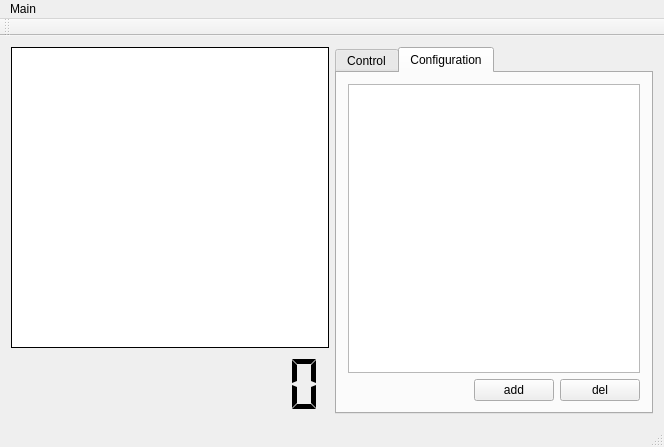
The window that mainwindow.ui (drogenlied/QIYPTClock) describes before a commit, drawn with Qt 5.
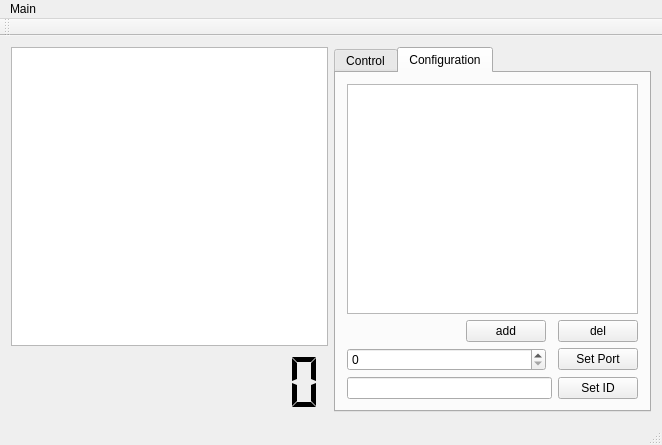
The same window after the commit. The open tabs and pages were chosen to show the change. Custom widgets are drawn as their Qt base class.

The edit to the form file:
```diff
--- a/mainwindow.ui
+++ b/mainwindow.ui
@@ -6,8 +6,8 @@
    <rect>
     <x>0</x>
     <y>0</y>
-    <width>664</width>
-    <height>447</height>
+    <width>662</width>
+    <height>445</height>
    </rect>
   </property>
   <property name="windowTitle">
@@ -26,7 +26,7 @@
          </sizepolicy>
         </property>
         <property name="frameShape">
-         <enum>QFrame::Box</enum>
+         <enum>QFrame::StyledPanel</enum>
         </property>
         <property name="frameShadow">
          <enum>QFrame::Plain</enum>
@@ -155,8 +155,8 @@
          </widget>
         </item>
         <item>
-         <layout class="QHBoxLayout" name="horizontalLayout_2">
-          <item>
+         <layout class="QGridLayout" name="gridLayout_2">
+          <item row="0" column="0">
            <spacer name="horizontalSpacer">
             <property name="orientation">
              <enum>Qt::Horizontal</enum>
@@ -169,20 +169,40 @@
             </property>
            </spacer>
           </item>
-          <item>
+          <item row="0" column="1">
            <widget class="QPushButton" name="delButton">
             <property name="text">
              <string>add</string>
             </property>
            </widget>
           </item>
-          <item>
+          <item row="0" column="3">
            <widget class="QPushButton" name="addButton">
             <property name="text">
              <string>del</string>
             </property>
            </widget>
           </item>
+          <item row="1" column="0" colspan="2">
+           <widget class="QSpinBox" name="portBox"/>
+          </item>
+          <item row="1" column="3">
+           <widget class="QPushButton" name="portButton">
+            <property name="text">
+             <string>Set Port</string>
+            </property>
+           </widget>
+          </item>
+          <item row="2" column="0" colspan="3">
+           <widget class="QLineEdit" name="idLineEdit"/>
+          </item>
+          <item row="2" column="3">
+           <widget class="QPushButton" name="idButton">
+            <property name="text">
+             <string>Set ID</string>
+            </property>
+           </widget>
+          </item>
          </layout>
         </item>
        </layout>
@@ -196,7 +216,7 @@
     <rect>
      <x>0</x>
      <y>0</y>
-     <width>664</width>
+     <width>662</width>
      <height>23</height>
     </rect>
    </property>
```
Left out of the diff: 14 changed lines with no effect on the pictures.
